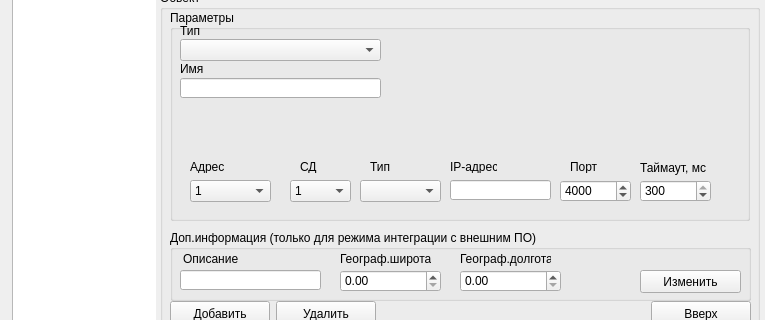
Before: the Qt Designer form m_cfg/MainWindowCFG.ui in xXRadioHeadXx/start7, drawn with Qt 5; both pictures show x 0 to 765 and y 148 to 468 of the 765 by 994 pixel window.
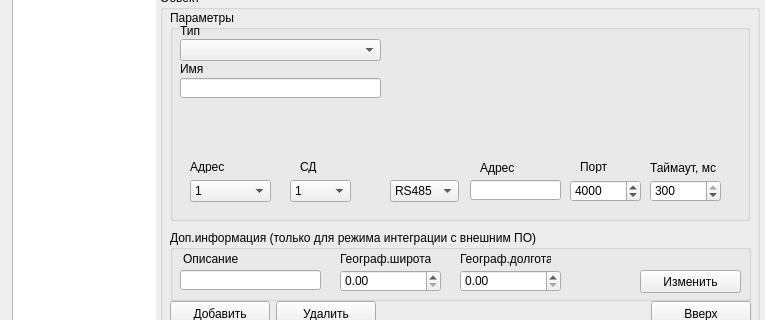
After: the same form once the commit is applied. The open tabs and pages were chosen to show the change. Icons and pictures are not drawn.

```diff
--- a/m_cfg/MainWindowCFG.ui
+++ b/m_cfg/MainWindowCFG.ui
@@ -364,7 +364,7 @@
        <rect>
         <x>10</x>
         <y>100</y>
-        <width>551</width>
+        <width>201</width>
         <height>101</height>
        </rect>
       </property>
@@ -462,110 +462,6 @@
        </widget>
       </widget>
       <widget class="QWidget" name="KL_groupbox">
-       <widget class="QStackedWidget" name="KL_UDP_RS485_stacked">
-        <property name="geometry">
-         <rect>
-          <x>380</x>
-          <y>40</y>
-          <width>171</width>
-          <height>61</height>
-         </rect>
-        </property>
-        <property name="currentIndex">
-         <number>0</number>
-        </property>
-        <widget class="QWidget" name="KL_UDP">
-         <widget class="QLabel" name="label_34">
-          <property name="geometry">
-           <rect>
-            <x>10</x>
-            <y>10</y>
-            <width>47</width>
-            <height>13</height>
-           </rect>
-          </property>
-          <property name="text">
-           <string>Порт</string>
-          </property>
-         </widget>
-         <widget class="QLabel" name="label_35">
-          <property name="geometry">
-           <rect>
-            <x>80</x>
-            <y>10</y>
-            <width>71</width>
-            <height>16</height>
-           </rect>
-          </property>
-          <property name="text">
-           <string>Таймаут, мс</string>
-          </property>
-         </widget>
-         <widget class="QDoubleSpinBox" name="KL_UdpPort_doubleSpinBox">
-          <property name="geometry">
-           <rect>
-            <x>0</x>
-            <y>30</y>
-            <width>71</width>
-            <height>22</height>
-           </rect>
-          </property>
-          <property name="decimals">
-           <number>0</number>
-          </property>
-          <property name="maximum">
-           <double>4001.000000000000000</double>
-          </property>
-          <property name="value">
-           <double>4000.000000000000000</double>
-          </property>
-         </widget>
-         <widget class="QDoubleSpinBox" name="KL_timeout_doubleSpinBox">
-          <property name="geometry">
-           <rect>
-            <x>80</x>
-            <y>30</y>
-            <width>71</width>
-            <height>22</height>
-           </rect>
-          </property>
-          <property name="decimals">
-           <number>0</number>
-          </property>
-          <property name="maximum">
-           <double>300.000000000000000</double>
-          </property>
-          <property name="value">
-           <double>300.000000000000000</double>
-          </property>
-         </widget>
-        </widget>
-        <widget class="QWidget" name="KL_RS485">
-         <widget class="QComboBox" name="KL_port_combobox">
-          <property name="geometry">
-           <rect>
-            <x>10</x>
-            <y>30</y>
-            <width>81</width>
-            <height>22</height>
-           </rect>
-          </property>
-         </widget>
-         <widget class="QLabel" name="label_36">
-          <property name="geometry">
-           <rect>
-            <x>20</x>
-            <y>10</y>
-            <width>61</width>
-            <height>16</height>
-           </rect>
-          </property>
-          <property name="text">
-           <string>COM-Порт</string>
-          </property>
-         </widget>
-        </widget>
-       </widget>
        <widget class="QLabel" name="label_43">
         <property name="geometry">
          <rect>
@@ -579,19 +475,6 @@
          <string>СД</string>
         </property>
        </widget>
-       <widget class="QLabel" name="label_44">
-        <property name="geometry">
-         <rect>
-          <x>270</x>
-          <y>50</y>
-          <width>47</width>
-          <height>13</height>
-         </rect>
-        </property>
-        <property name="text">
-         <string>IP-адрес</string>
-        </property>
-       </widget>
        <widget class="QComboBox" name="KL_CD_combobox">
         <property name="geometry">
          <rect>
@@ -635,16 +518,6 @@
          <string>Адрес</string>
         </property>
        </widget>
-       <widget class="QLineEdit" name="KL_ipadress_lineedit">
-        <property name="geometry">
-         <rect>
-          <x>270</x>
-          <y>70</y>
-          <width>101</width>
-          <height>20</height>
-         </rect>
-        </property>
-       </widget>
        <widget class="QComboBox" name="KL_adress_combobox">
         <property name="geometry">
          <rect>
@@ -675,44 +548,6 @@
          </property>
         </item>
        </widget>
-       <widget class="QLabel" name="label_46">
-        <property name="geometry">
-         <rect>
-          <x>190</x>
-          <y>50</y>
-          <width>47</width>
-          <height>13</height>
-         </rect>
-        </property>
-        <property name="text">
-         <string>Тип</string>
-        </property>
-       </widget>
-       <widget class="QComboBox" name="KL_type_combobox">
-        <property name="geometry">
-         <rect>
-          <x>180</x>
-          <y>70</y>
-          <width>81</width>
-          <height>22</height>
-         </rect>
-        </property>
-        <item>
-         <property name="text">
-          <string/>
-         </property>
-        </item>
-        <item>
-         <property name="text">
-          <string>UDP</string>
-         </property>
-        </item>
-        <item>
-         <property name="text">
-          <string>RS485</string>
-         </property>
-        </item>
-       </widget>
       </widget>
       <widget class="QWidget" name="ONVIF_groupbox">
        <widget class="QLabel" name="label_89">
@@ -1691,153 +1526,6 @@
          </property>
         </item>
        </widget>
-       <widget class="QLineEdit" name="RLM_KRL_ipadress_lineedit">
-        <property name="geometry">
-         <rect>
-          <x>240</x>
-          <y>60</y>
-          <width>91</width>
-          <height>20</height>
-         </rect>
-        </property>
-       </widget>
-       <widget class="QStackedWidget" name="RLM_KRL_UDP_RS485_stacked">
-        <property name="geometry">
-         <rect>
-          <x>340</x>
-          <y>30</y>
-          <width>171</width>
-          <height>61</height>
-         </rect>
-        </property>
-        <property name="currentIndex">
-         <number>0</number>
-        </property>
-        <widget class="QWidget" name="RLM_KRL_UDP">
-         <widget class="QLabel" name="label_80">
-          <property name="geometry">
-           <rect>
-            <x>10</x>
-            <y>10</y>
-            <width>47</width>
-            <height>13</height>
-           </rect>
-          </property>
-          <property name="text">
-           <string>Порт</string>
-          </property>
-         </widget>
-         <widget class="QLabel" name="label_81">
-          <property name="geometry">
-           <rect>
-            <x>80</x>
-            <y>10</y>
-            <width>71</width>
-            <height>16</height>
-           </rect>
-          </property>
-          <property name="text">
-           <string>Таймаут, мс</string>
-          </property>
-         </widget>
-         <widget class="QDoubleSpinBox" name="RLM_KRL_UdpPort_doubleSpinBox">
-          <property name="geometry">
-           <rect>
-            <x>0</x>
-            <y>30</y>
-            <width>71</width>
-            <height>22</height>
-           </rect>
-          </property>
-          <property name="decimals">
-           <number>0</number>
-          </property>
-          <property name="maximum">
-           <double>4001.000000000000000</double>
-          </property>
-          <property name="value">
-           <double>4000.000000000000000</double>
-          </property>
-         </widget>
-         <widget class="QDoubleSpinBox" name="RLM_KRL_timeout_doubleSpinBox">
-          <property name="geometry">
-           <rect>
-            <x>80</x>
-            <y>30</y>
-            <width>71</width>
-            <height>22</height>
-           </rect>
-          </property>
-          <property name="decimals">
-           <number>0</number>
-          </property>
-          <property name="maximum">
-           <double>300.000000000000000</double>
-          </property>
-          <property name="value">
-           <double>300.000000000000000</double>
-          </property>
-         </widget>
-        </widget>
-        <widget class="QWidget" name="RLM_KRL_RS485">
-         <widget class="QComboBox" name="RLM_KRL_M_port_combobox">
-          <property name="geometry">
-           <rect>
-            <x>10</x>
-            <y>30</y>
-            <width>81</width>
-            <height>22</height>
-           </rect>
-          </property>
-         </widget>
-         <widget class="QLabel" name="label_82">
-          <property name="geometry">
-           <rect>
-            <x>20</x>
-            <y>10</y>
-            <width>61</width>
-            <height>16</height>
-           </rect>
-          </property>
-          <property name="text">
-           <string>COM-Порт</string>
-          </property>
-         </widget>
-        </widget>
-       </widget>
-       <widget class="QComboBox" name="RLM_KRL_UDP_RS485_combobox">
-        <property name="geometry">
-         <rect>
-          <x>160</x>
-          <y>60</y>
-          <width>69</width>
-          <height>22</height>
-         </rect>
-        </property>
-        <item>
-         <property name="text">
-          <string>RS485</string>
-         </property>
-        </item>
-        <item>
-         <property name="text">
-          <string>UDP</string>
-         </property>
-        </item>
-       </widget>
-       <widget class="QLabel" name="label_83">
-        <property name="geometry">
-         <rect>
-          <x>250</x>
-          <y>40</y>
-          <width>61</width>
-          <height>16</height>
-         </rect>
-        </property>
-        <property name="text">
-         <string>Адрес</string>
-        </property>
-       </widget>
        <widget class="QComboBox" name="RLM_KRL_type_comboBox">
         <property name="geometry">
          <rect>
@@ -2518,6 +2206,153 @@
        <string/>
       </property>
      </widget>
+     <widget class="QStackedWidget" name="UDP_RS485_stacked">
+      <property name="geometry">
+       <rect>
+        <x>400</x>
+        <y>140</y>
+        <width>171</width>
+        <height>61</height>
+       </rect>
+      </property>
+      <property name="currentIndex">
+       <number>1</number>
+      </property>
+      <widget class="QWidget" name="UDP">
+       <widget class="QLabel" name="label_80">
+        <property name="geometry">
+         <rect>
+          <x>10</x>
+          <y>10</y>
+          <width>47</width>
+          <height>13</height>
+         </rect>
+        </property>
+        <property name="text">
+         <string>Порт</string>
+        </property>
+       </widget>
+       <widget class="QLabel" name="label_81">
+        <property name="geometry">
+         <rect>
+          <x>80</x>
+          <y>10</y>
+          <width>71</width>
+          <height>16</height>
+         </rect>
+        </property>
+        <property name="text">
+         <string>Таймаут, мс</string>
+        </property>
+       </widget>
+       <widget class="QDoubleSpinBox" name="UdpPort_doubleSpinBox">
+        <property name="geometry">
+         <rect>
+          <x>0</x>
+          <y>30</y>
+          <width>71</width>
+          <height>22</height>
+         </rect>
+        </property>
+        <property name="decimals">
+         <number>0</number>
+        </property>
+        <property name="maximum">
+         <double>4001.000000000000000</double>
+        </property>
+        <property name="value">
+         <double>4000.000000000000000</double>
+        </property>
+       </widget>
+       <widget class="QDoubleSpinBox" name="timeout_doubleSpinBox">
+        <property name="geometry">
+         <rect>
+          <x>80</x>
+          <y>30</y>
+          <width>71</width>
+          <height>22</height>
+         </rect>
+        </property>
+        <property name="decimals">
+         <number>0</number>
+        </property>
+        <property name="maximum">
+         <double>300.000000000000000</double>
+        </property>
+        <property name="value">
+         <double>300.000000000000000</double>
+        </property>
+       </widget>
+      </widget>
+      <widget class="QWidget" name="RS485">
+       <widget class="QComboBox" name="port_combobox">
+        <property name="geometry">
+         <rect>
+          <x>10</x>
+          <y>30</y>
+          <width>81</width>
+          <height>22</height>
+         </rect>
+        </property>
+       </widget>
+       <widget class="QLabel" name="label_82">
+        <property name="geometry">
+         <rect>
+          <x>20</x>
+          <y>10</y>
+          <width>61</width>
+          <height>16</height>
+         </rect>
+        </property>
+        <property name="text">
+         <string>COM-Порт</string>
+        </property>
+       </widget>
+      </widget>
+     </widget>
+     <widget class="QComboBox" name="UDP_RS485_combobox">
+      <property name="geometry">
+       <rect>
+        <x>220</x>
+        <y>170</y>
+        <width>69</width>
+        <height>22</height>
+       </rect>
+      </property>
+      <item>
+       <property name="text">
+        <string>RS485</string>
+       </property>
+      </item>
+      <item>
+       <property name="text">
+        <string>UDP</string>
+       </property>
+      </item>
+     </widget>
+     <widget class="QLabel" name="label_83">
+      <property name="geometry">
+       <rect>
+        <x>310</x>
+        <y>150</y>
+        <width>61</width>
+        <height>16</height>
+       </rect>
+      </property>
+      <property name="text">
+       <string>Адрес</string>
+      </property>
+     </widget>
+     <widget class="QLineEdit" name="ipadress_lineedit">
+      <property name="geometry">
+       <rect>
+        <x>300</x>
+        <y>170</y>
+        <width>91</width>
+        <height>20</height>
+       </rect>
+      </property>
+     </widget>
     </widget>
     <widget class="QGroupBox" name="groupBox_4">
      <property name="geometry">
```
Left out of the diff: 966 changed lines with no effect on the pictures.
